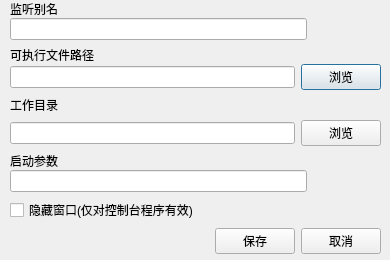
Qt form process_setup.ui (WaterEmissary/WatchDog) before a commit.
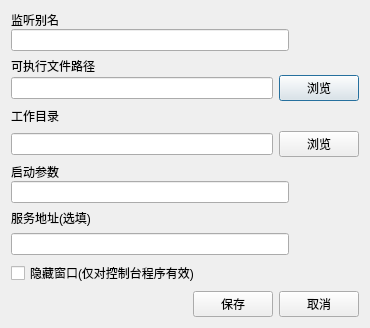
The same form after that commit.

Commit message: v1.11.0添加了frpc编辑、启动服务页功能, 修复了移除时名字显示错误的问题

```diff
--- a/process_setup.ui
+++ b/process_setup.ui
@@ -6,22 +6,15 @@
    <rect>
     <x>0</x>
     <y>0</y>
-    <width>390</width>
-    <height>260</height>
+    <width>370</width>
+    <height>325</height>
    </rect>
   </property>
   <property name="windowTitle">
    <string>Dialog</string>
   </property>
-  <widget class="QWidget" name="layoutWidget">
-   <property name="geometry">
-    <rect>
-     <x>10</x>
-     <y>0</y>
-     <width>371</width>
-     <height>254</height>
-    </rect>
-   </property>
+  <layout class="QVBoxLayout" name="verticalLayout_7">
+   <item>
    <layout class="QVBoxLayout" name="verticalLayout_4">
     <item>
      <layout class="QVBoxLayout" name="verticalLayout">
@@ -147,6 +140,37 @@
       </item>
      </layout>
     </item>
+     <item>
+      <layout class="QVBoxLayout" name="verticalLayout_6">
+       <item>
+        <widget class="QLabel" name="label">
+         <property name="text">
+          <string>服务地址(选填)</string>
+         </property>
+        </widget>
+       </item>
+       <item>
+        <layout class="QHBoxLayout" name="horizontalLayout_6" stretch="8,2">
+         <item>
+          <widget class="QLineEdit" name="UrlServiceEdit"/>
+         </item>
+         <item>
+          <spacer name="horizontalSpacer_4">
+           <property name="orientation">
+            <enum>Qt::Orientation::Horizontal</enum>
+           </property>
+           <property name="sizeHint" stdset="0">
+            <size>
+             <width>40</width>
+             <height>20</height>
+            </size>
+           </property>
+          </spacer>
+         </item>
+        </layout>
+       </item>
+      </layout>
+     </item>
     <item>
      <widget class="QCheckBox" name="HiddenCheckBox">
       <property name="text">
@@ -186,7 +210,8 @@
      </layout>
     </item>
    </layout>
-  </widget>
+   </item>
+  </layout>
  </widget>
  <resources/>
  <connections/>
```
Lines whose indentation alone changed are shown as unchanged. The commit also changes 4 other files.
